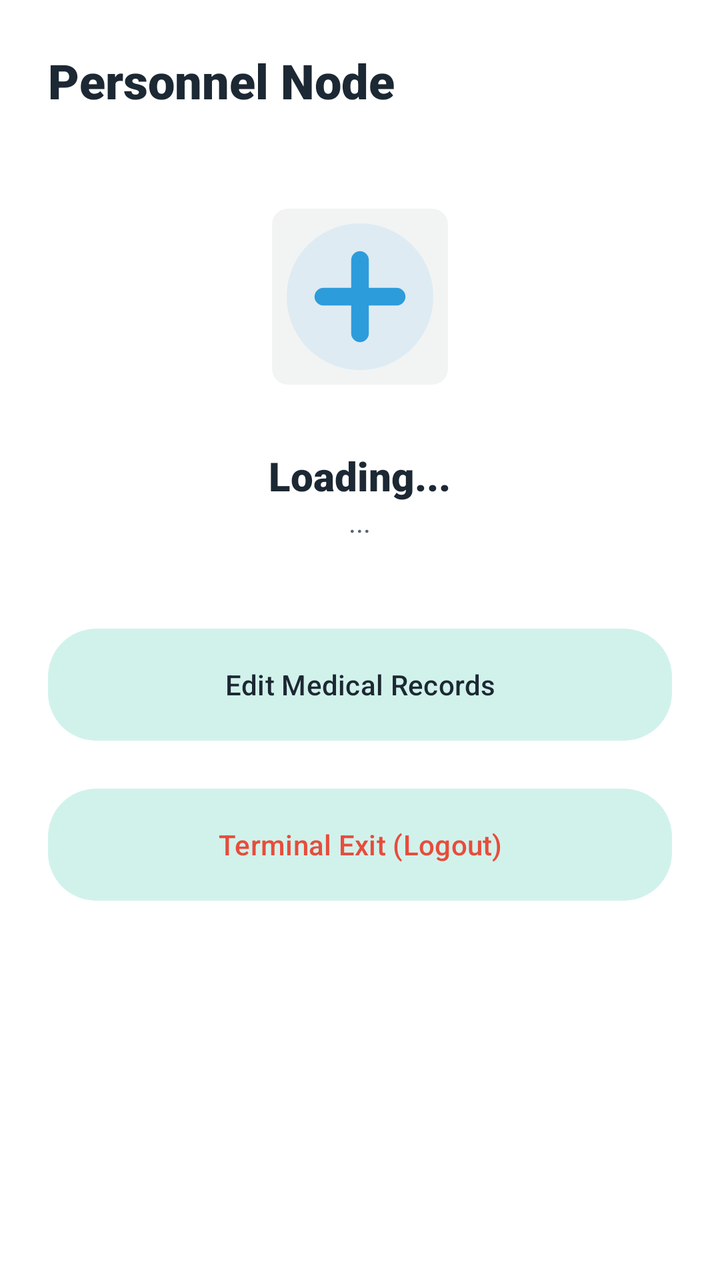
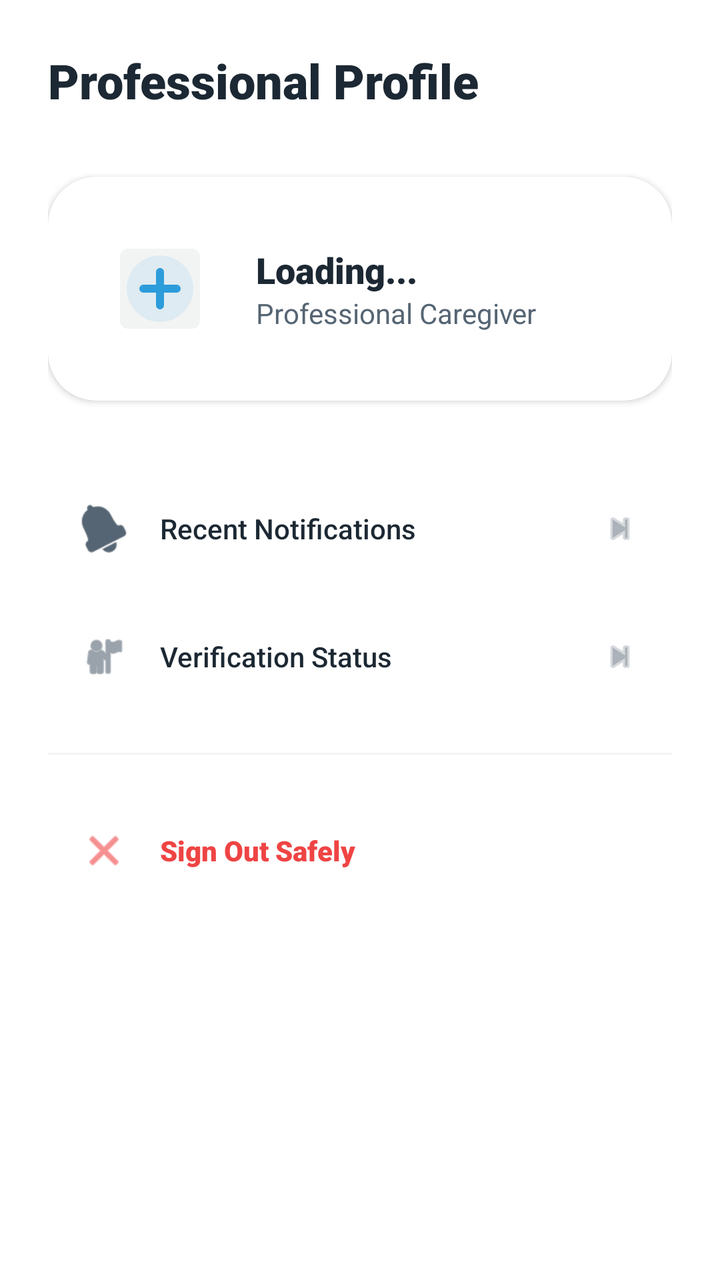

Screens rendered from an Android XML layout before and after an edit, with the pre-edit source and the edit as a unified diff.
<!-- AndroidManifest.xml: application theme Theme.CaregiverManagementSystem -->
<!-- res/layout/fragment_profile.xml -->
<?xml version="1.0" encoding="utf-8"?>
<LinearLayout xmlns:android="http://schemas.android.com/apk/res/android"
    xmlns:app="http://schemas.android.com/apk/res-auto"
    android:layout_width="match_parent"
    android:layout_height="match_parent"
    android:orientation="vertical"
    android:padding="24dp"
    android:background="@color/white">

    <TextView
        android:layout_width="wrap_content"
        android:layout_height="wrap_content"
        android:text="Personnel Node"
        android:textColor="@color/med_text_primary"
        android:textSize="24sp"
        android:fontFamily="sans-serif-black"
        android:layout_marginBottom="32dp" />

    <com.google.android.material.imageview.ShapeableImageView
        android:layout_width="120dp"
        android:layout_height="120dp"
        android:layout_gravity="center_horizontal"
        android:src="@drawable/ic_medical_brand"
        android:padding="16dp"
        android:background="@color/med_soft_gray"
        android:layout_marginBottom="16dp"
        app:shapeAppearanceOverlay="@style/ShapeAppearance.Material3.LargeComponent" />

    <TextView
        android:id="@+id/tvProfileName"
        android:layout_width="wrap_content"
        android:layout_height="wrap_content"
        android:layout_gravity="center_horizontal"
        android:text="Loading..."
        android:textColor="@color/med_text_primary"
        android:textSize="20sp"
        android:fontFamily="sans-serif-black" />

    <TextView
        android:id="@+id/tvProfileEmail"
        android:layout_width="wrap_content"
        android:layout_height="wrap_content"
        android:layout_gravity="center_horizontal"
        android:text="..."
        android:textColor="@color/med_text_secondary"
        android:textSize="14sp"
        android:layout_marginBottom="40dp" />

    <com.google.android.material.button.MaterialButton
        android:id="@+id/btnEditProfile"
        style="@style/Widget.Material3.Button.TonalButton"
        android:layout_width="match_parent"
        android:layout_height="64dp"
        android:text="Edit Medical Records"
        app:cornerRadius="24dp"
        android:layout_marginBottom="16dp" />

    <com.google.android.material.button.MaterialButton
        android:id="@+id/btnLogout"
        style="@style/Widget.Material3.Button.TonalButton"
        android:layout_width="match_parent"
        android:layout_height="64dp"
        android:text="Terminal Exit (Logout)"
        app:cornerRadius="24dp"
        android:textColor="@color/med_rose_error" />

</LinearLayout>
<!-- resources referenced by this layout -->
<resources>
  <color name="med_rose_error">#E74C3C</color>
  <color name="med_soft_gray">#F2F4F4</color>
  <color name="med_text_primary">#1C2833</color>
  <color name="med_text_secondary">#566573</color>
  <color name="white">#FFFFFFFF</color>
  <!-- drawable ic_medical_brand (drawable) -->
  <vector xmlns:android="http://schemas.android.com/apk/res/android"
      android:width="120dp"
      android:height="120dp"
      android:viewportWidth="120"
      android:viewportHeight="120">
      
      <path
          android:fillColor="@color/med_teal_primary"
          android:pathData="M60,10A50,50 0,1 1,59.99 10Z"
          android:fillAlpha="0.1"/>
      
      <path
          android:fillColor="@color/med_teal_primary"
          android:pathData="M60,35 L60,85 M35,60 L85,60"
          android:strokeColor="@color/med_teal_primary"
          android:strokeWidth="12"
          android:strokeLineCap="round"/>
  </vector>
  <style name="Theme.CaregiverManagementSystem" parent="Theme.Material3.DayNight.NoActionBar">
          
          <item name="colorPrimary">@color/med_teal_primary</item>
          <item name="colorOnPrimary">@color/white</item>
          <item name="colorPrimaryContainer">@color/med_teal_primary</item>
          <item name="colorOnPrimaryContainer">@color/white</item>
  
          
          <item name="colorSecondary">@color/med_mint_success</item>
          <item name="colorOnSecondary">@color/white</item>
          <item name="colorSecondaryContainer">@color/med_mint_soft</item>
          <item name="colorOnSecondaryContainer">@color/med_text_primary</item>
  
          
          <item name="android:statusBarColor">@color/white</item>
          <item name="android:windowLightStatusBar">true</item>
          
          
          <item name="android:windowBackground">@color/white</item>
          <item name="colorSurface">@color/white</item>
          <item name="colorOnSurface">@color/med_text_primary</item>
      </style>
  <color name="med_teal_primary">#2D9CDB</color>
  <color name="med_mint_success">#27AE60</color>
  <color name="med_mint_soft">#D1F2EB</color>
</resources>

<!-- the commit's change to res/layout/fragment_profile.xml (unified diff, before → after) -->
@@ -10,58 +10,151 @@
     <TextView
         android:layout_width="wrap_content"
         android:layout_height="wrap_content"
-        android:text="Personnel Node"
+        android:text="Professional Profile"
         android:textColor="@color/med_text_primary"
         android:textSize="24sp"
         android:fontFamily="sans-serif-black"
         android:layout_marginBottom="32dp" />
 
-    <com.google.android.material.imageview.ShapeableImageView
-        android:layout_width="120dp"
-        android:layout_height="120dp"
-        android:layout_gravity="center_horizontal"
-        android:src="@drawable/ic_medical_brand"
-        android:padding="16dp"
-        android:background="@color/med_soft_gray"
-        android:layout_marginBottom="16dp"
-        app:shapeAppearanceOverlay="@style/ShapeAppearance.Material3.LargeComponent" />
+    
+    <androidx.cardview.widget.CardView
+        android:layout_width="match_parent"
+        android:layout_height="wrap_content"
+        app:cardCornerRadius="24dp"
+        app:cardElevation="2dp"
+        android:layout_marginBottom="32dp"
+        app:cardBackgroundColor="@color/white">
+        <LinearLayout
+            android:layout_width="match_parent"
+            android:layout_height="wrap_content"
+            android:orientation="horizontal"
+            android:padding="24dp"
+            android:gravity="center_vertical">
+            <com.google.android.material.imageview.ShapeableImageView
+                android:id="@+id/ivProfileAvatar"
+                android:layout_width="64dp"
+                android:layout_height="64dp"
+                android:src="@drawable/ic_medical_brand"
+                android:background="@color/med_soft_gray"
+                android:padding="12dp"
+                app:shapeAppearanceOverlay="@style/ShapeAppearance.Material3.SmallComponent" />
+            <LinearLayout
+                android:layout_width="wrap_content"
+                android:layout_height="wrap_content"
+                android:orientation="vertical"
+                android:layout_marginStart="16dp">
+                <TextView
+                    android:id="@+id/tvProfileName"
+                    android:layout_width="wrap_content"
+                    android:layout_height="wrap_content"
+                    android:text="Loading..."
+                    android:textColor="@color/med_text_primary"
+                    android:textSize="18sp"
+                    android:fontFamily="sans-serif-black" />
+                <TextView
+                    android:id="@+id/tvProfileRole"
+                    android:layout_width="wrap_content"
+                    android:layout_height="wrap_content"
+                    android:text="Professional Caregiver"
+                    android:textColor="@color/med_text_secondary"
+                    android:textSize="14sp" />
+            </LinearLayout>
+        </LinearLayout>
+    </androidx.cardview.widget.CardView>
 
-    <TextView
-        android:id="@+id/tvProfileName"
-        android:layout_width="wrap_content"
-        android:layout_height="wrap_content"
-        android:layout_gravity="center_horizontal"
-        android:text="Loading..."
-        android:textColor="@color/med_text_primary"
-        android:textSize="20sp"
-        android:fontFamily="sans-serif-black" />
-
-    <TextView
-        android:id="@+id/tvProfileEmail"
-        android:layout_width="wrap_content"
-        android:layout_height="wrap_content"
-        android:layout_gravity="center_horizontal"
-        android:text="..."
-        android:textColor="@color/med_text_secondary"
-        android:textSize="14sp"
-        android:layout_marginBottom="40dp" />
-
-    <com.google.android.material.button.MaterialButton
-        android:id="@+id/btnEditProfile"
-        style="@style/Widget.Material3.Button.TonalButton"
+    
+    <LinearLayout
+        android:id="@+id/btnProfileNotifications"
         android:layout_width="match_parent"
         android:layout_height="64dp"
-        android:text="Edit Medical Records"
-        app:cornerRadius="24dp"
-        android:layout_marginBottom="16dp" />
+        android:orientation="horizontal"
+        android:gravity="center_vertical"
+        android:background="?attr/selectableItemBackground"
+        android:clickable="true"
+        android:focusable="true"
+        android:paddingHorizontal="16dp">
+        <ImageView
+            android:layout_width="24dp"
+            android:layout_height="24dp"
+            android:src="@android:drawable/ic_popup_reminder"
+            android:tint="@color/med_text_secondary" />
+        <TextView
+            android:layout_width="0dp"
+            android:layout_height="wrap_content"
+            android:layout_weight="1"
+            android:layout_marginStart="16dp"
+            android:text="Recent Notifications"
+            android:textColor="@color/med_text_primary"
+            android:textSize="14sp"
+            android:fontFamily="sans-serif-medium" />
+        <ImageView
+            android:layout_width="20dp"
+            android:layout_height="20dp"
+            android:src="@android:drawable/ic_media_next"
+            android:tint="@color/med_text_hint" />
+    </LinearLayout>
 
-    <com.google.android.material.button.MaterialButton
-        android:id="@+id/btnLogout"
-        style="@style/Widget.Material3.Button.TonalButton"
+    <LinearLayout
+        android:id="@+id/btnProfileVerification"
         android:layout_width="match_parent"
         android:layout_height="64dp"
-        android:text="Terminal Exit (Logout)"
-        app:cornerRadius="24dp"
-        android:textColor="@color/med_rose_error" />
+        android:orientation="horizontal"
+        android:gravity="center_vertical"
+        android:background="?attr/selectableItemBackground"
+        android:clickable="true"
+        android:focusable="true"
+        android:paddingHorizontal="16dp">
+        <ImageView
+            android:layout_width="24dp"
+            android:layout_height="24dp"
+            android:src="@android:drawable/ic_menu_myplaces"
+            android:tint="@color/med_text_secondary" />
+        <TextView
+            android:layout_width="0dp"
+            android:layout_height="wrap_content"
+            android:layout_weight="1"
+            android:layout_marginStart="16dp"
+            android:text="Verification Status"
+            android:textColor="@color/med_text_primary"
+            android:textSize="14sp"
+            android:fontFamily="sans-serif-medium" />
+        <ImageView
+            android:layout_width="20dp"
+            android:layout_height="20dp"
+            android:src="@android:drawable/ic_media_next"
+            android:tint="@color/med_text_hint" />
+    </LinearLayout>
+
+    <View
+        android:layout_width="match_parent"
+        android:layout_height="1dp"
+        android:background="@color/med_soft_gray"
+        android:layout_marginVertical="16dp" />
+
+    <LinearLayout
+        android:id="@+id/btnLogout"
+        android:layout_width="match_parent"
+        android:layout_height="64dp"
+        android:orientation="horizontal"
+        android:gravity="center_vertical"
+        android:background="?attr/selectableItemBackground"
+        android:clickable="true"
+        android:focusable="true"
+        android:paddingHorizontal="16dp">
+        <ImageView
+            android:layout_width="24dp"
+            android:layout_height="24dp"
+            android:src="@android:drawable/ic_menu_close_clear_cancel"
+            android:tint="#EF4444" />
+        <TextView
+            android:layout_width="0dp"
+            android:layout_height="wrap_content"
+            android:layout_weight="1"
+            android:layout_marginStart="16dp"
+            android:text="Sign Out Safely"
+            android:textColor="#EF4444"
+            android:textSize="14sp"
+            android:fontFamily="sans-serif-black" />
+    </LinearLayout>
 
 </LinearLayout>
<!-- resource entries referenced after the edit -->
@@ -1,7 +1,7 @@
 <!-- resources referenced by this layout -->
 <resources>
-  <color name="med_rose_error">#E74C3C</color>
   <color name="med_soft_gray">#F2F4F4</color>
+  <color name="med_text_hint">#ABB2B9</color>
   <color name="med_text_primary">#1C2833</color>
   <color name="med_text_secondary">#566573</color>
   <color name="white">#FFFFFFFF</color>
